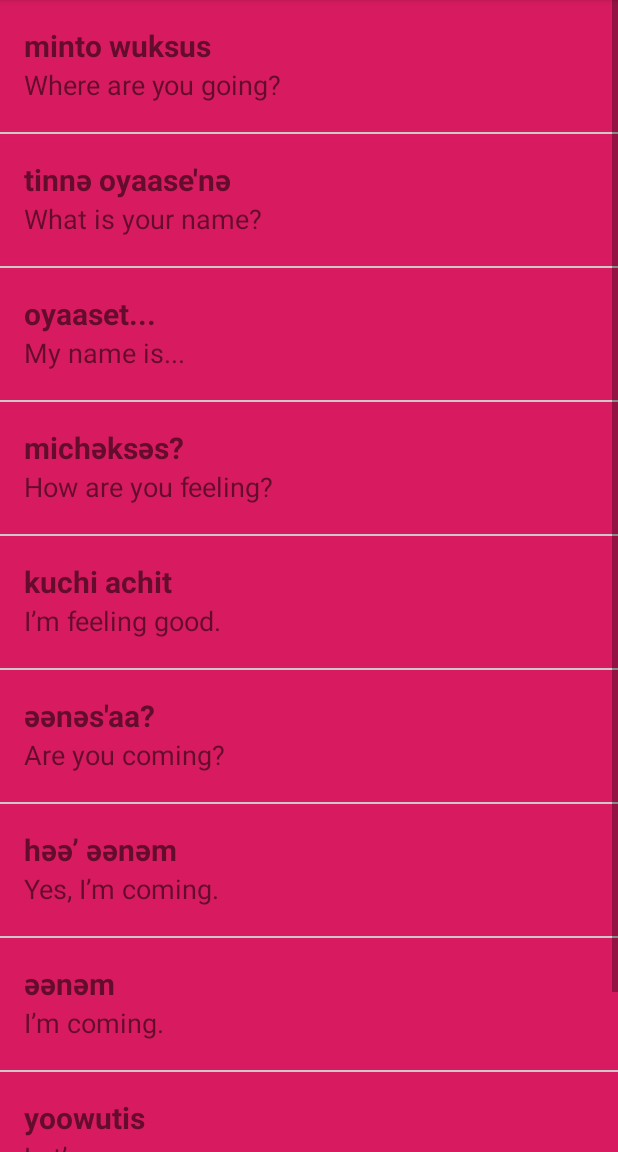
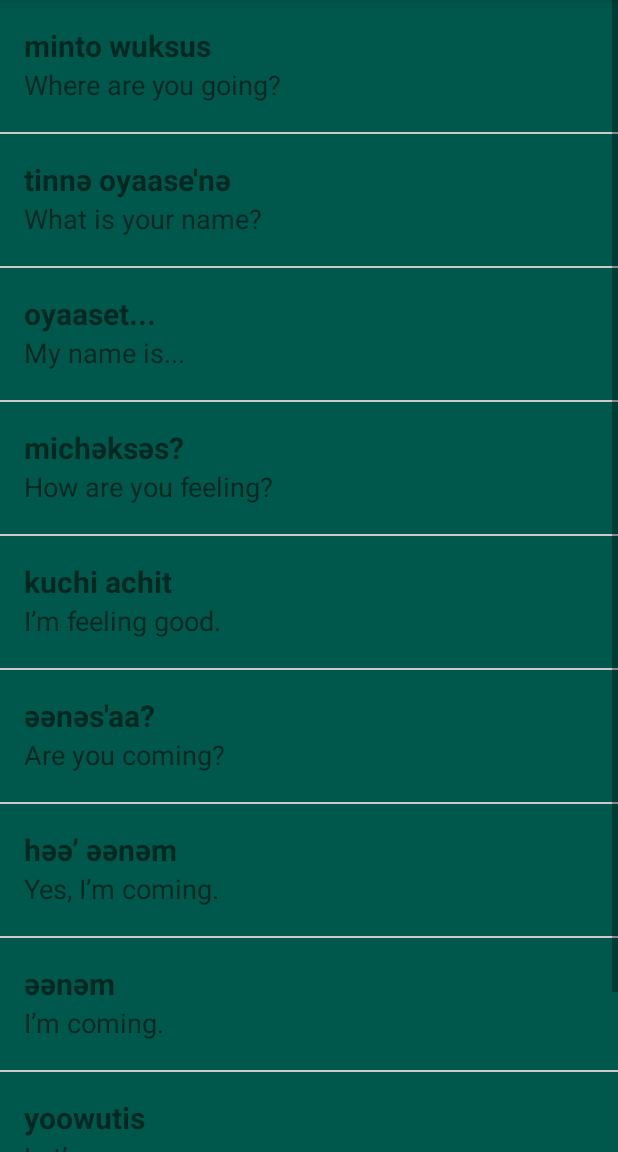
Before and after one commit to AhmedRammadan/training, an Android app: the PhrasesActivity screen opened directly, with no data from a screen before it, after a tap on "michәksәs?", on a phone screen of 412 x 824 dp, the part 84-1236 px from its top. Run offline under Robolectric (Android 15) with nearby library versions, the phone set to English and light mode, and no system bars.

Commit message:
colors.xmll
Signed-off-by: AhmedRammadan <43143580+AhmedRammadan@users.noreply.github.com>

```diff
--- a/app/src/main/res/values/colors.xml
+++ b/app/src/main/res/values/colors.xml
@@ -2,9 +2,9 @@
 <resources>
     <color name="colorPrimary">#008577</color>
     <color name="colorPrimaryDark">#00574B</color>
-    <color name="colorAccent">#D81B60</color>
-    <color name="PhrasesActivity">#D81B60</color>
-    <color name="NumbersActivity">#D81B60</color>
-    <color name="FamilyActivity">#D81B60</color>
-    <color name="ColorsActivity">#D81B60</color>
+    <color name="colorAccent">#00574B</color>
+    <color name="PhrasesActivity">#00574B</color>
+    <color name="NumbersActivity">#00574B</color>
+    <color name="FamilyActivity">#00574B</color>
+    <color name="ColorsActivity">#00574B</color>
 </resources>
```
